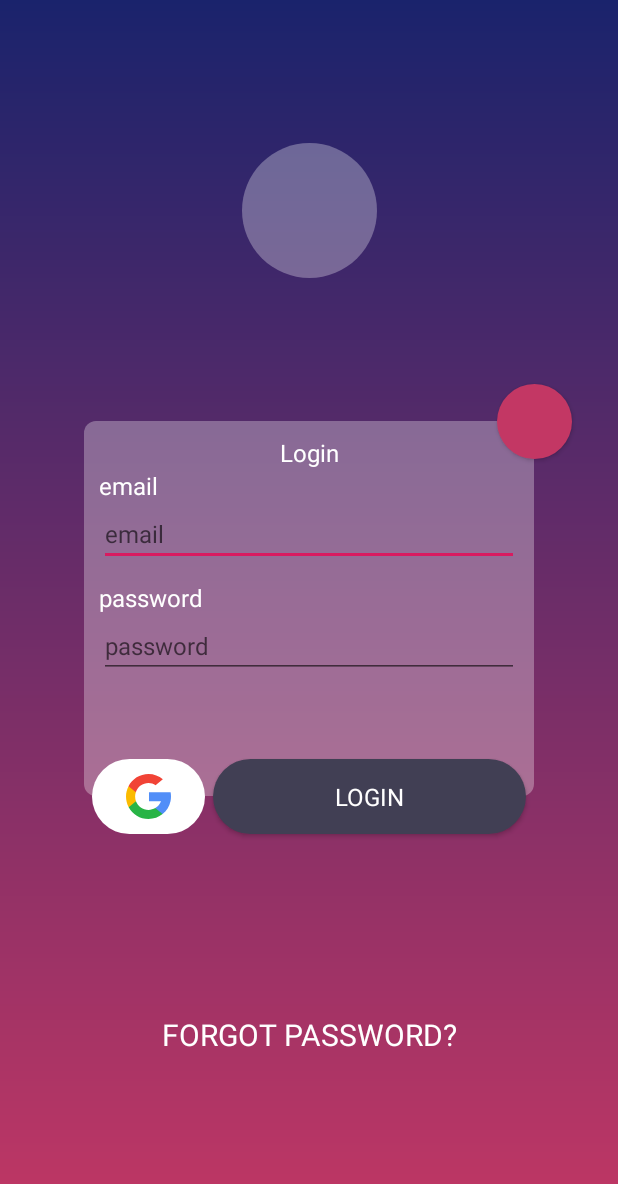
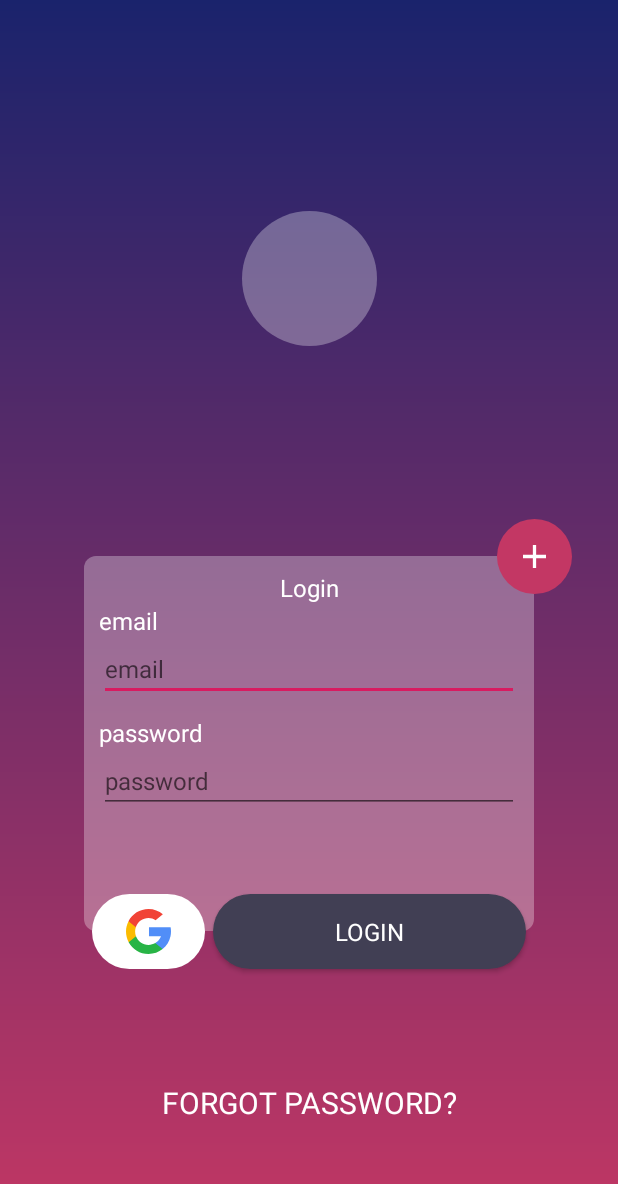
Before and after one commit to Setesh95/Fichapp, an Android app: the screen it shows after launch (MainActivity), on a phone screen of 412 x 824 dp. Shown: the top 1184 px of the screen. Run offline under Robolectric (Android 15) with nearby library versions, the phone set to English and light mode, and no system bars.

Commit message:
[FA-1] Add register svg icon to button

```diff
--- /dev/null
+++ b/app/src/main/res/drawable/ic_add_plus_button.xml
@@ -0,0 +1,9 @@
+<vector xmlns:android="http://schemas.android.com/apk/res/android"
+    android:width="15dp"
+    android:height="15dp"
+    android:viewportWidth="357"
+    android:viewportHeight="357">
+  <path
+      android:fillColor="@color/login_text"
+      android:pathData="M357,204H204v153h-51V204H0v-51h153V0h51v153h153V204z"/>
+</vector>
--- a/app/src/main/res/drawable/login_register_button.xml
+++ b/app/src/main/res/drawable/login_register_button.xml
@@ -1,5 +1,5 @@
 <?xml version="1.0" encoding="utf-8"?>
 <shape xmlns:android="http://schemas.android.com/apk/res/android"
-    android:shape="oval">
-    <solid android:color="#c33764"/>
+android:shape="oval">
+<solid android:color="#c33764"/>
 </shape>
--- a/app/src/main/res/layout/activity_main.xml
+++ b/app/src/main/res/layout/activity_main.xml
@@ -4,16 +4,16 @@
     xmlns:tools="http://schemas.android.com/tools"
     android:layout_width="match_parent"
     android:layout_height="match_parent"
-    android:background="@drawable/gradient_color_login"
+    android:background="@drawable/login_color_gradient"
     tools:context=".MainActivity"
     android:fitsSystemWindows="true">
 
     <View
         android:id="@+id/logo"
-        android:layout_width="90dp"
-        android:layout_height="90dp"
-        android:layout_marginTop="50dp"
-        android:layout_marginBottom="50dp"
+        android:layout_width="@dimen/login_logo_size"
+        android:layout_height="@dimen/login_logo_size"
+        android:layout_marginTop="@dimen/login_logo_margin"
+        android:layout_marginBottom="@dimen/login_logo_margin"
         android:background="@drawable/login_logo"
         app:layout_constraintBottom_toTopOf="@id/input_card"
         app:layout_constraintLeft_toLeftOf="parent"
@@ -25,24 +25,24 @@
         android:id="@+id/input_card"
         android:layout_width="wrap_content"
         android:layout_height="wrap_content"
-        android:layout_marginBottom="100dp"
         android:background="@drawable/login_card_input"
         app:layout_constraintBottom_toTopOf="@id/forgotPassword"
         app:layout_constraintLeft_toLeftOf="parent"
         app:layout_constraintRight_toRightOf="parent"
         app:layout_constraintTop_toBottomOf="@id/logo" />
 
-    <Button
+    <ImageButton
         android:id="@+id/register"
-        android:layout_width="50dp"
-        android:layout_height="50dp"
+        android:layout_width="@dimen/login_register_button_size"
+        android:layout_height="@dimen/login_register_button_size"
         android:background="@drawable/login_register_button"
         app:layout_constraintBottom_toTopOf="@id/input_card"
         app:layout_constraintDimensionRatio="W,1:1"
         app:layout_constraintEnd_toEndOf="@+id/input_card"
         app:layout_constraintRight_toRightOf="@id/input_card"
         app:layout_constraintStart_toEndOf="@+id/input_card"
-        app:layout_constraintTop_toTopOf="@id/input_card" />
+        app:layout_constraintTop_toTopOf="@id/input_card"
+        android:src="@drawable/ic_add_plus_button"/>
 
     <TextView
         android:id="@+id/login_text"
--- /dev/null
+++ b/app/src/main/res/values/dimens.xml
@@ -0,0 +1,6 @@
+<?xml version="1.0" encoding="utf-8"?>
+<resources>
+    <dimen name="login_logo_size">90dp</dimen>
+    <dimen name="login_logo_margin">40dp</dimen>
+    <dimen name="login_register_button_size">50dp</dimen>
+</resources>
```
Also changed, not shown: app/src/main/res/drawable/login_register_button_svg.xml (added, +21 -0 lines), app/src/main/res/drawable/login_color_gradient.xml (renamed from app/src/main/res/drawable/gradient_color_login.xml).
